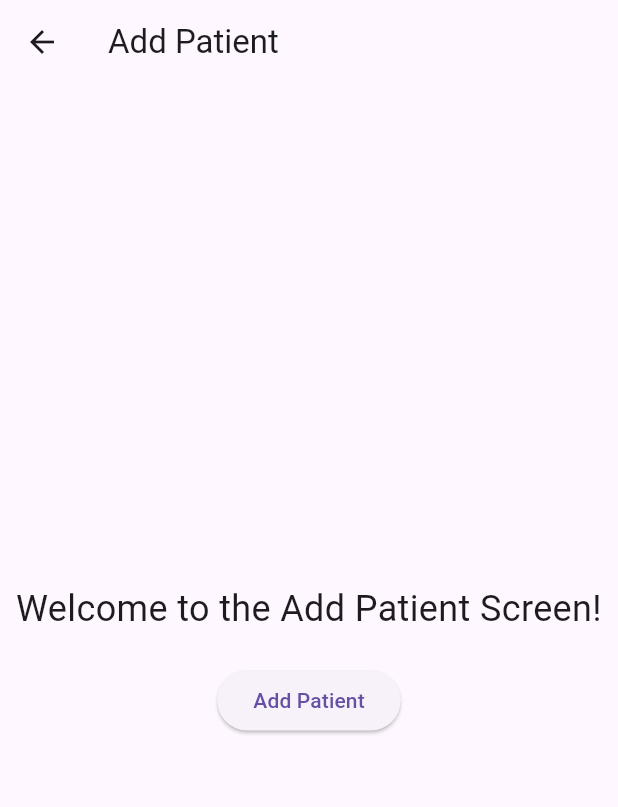
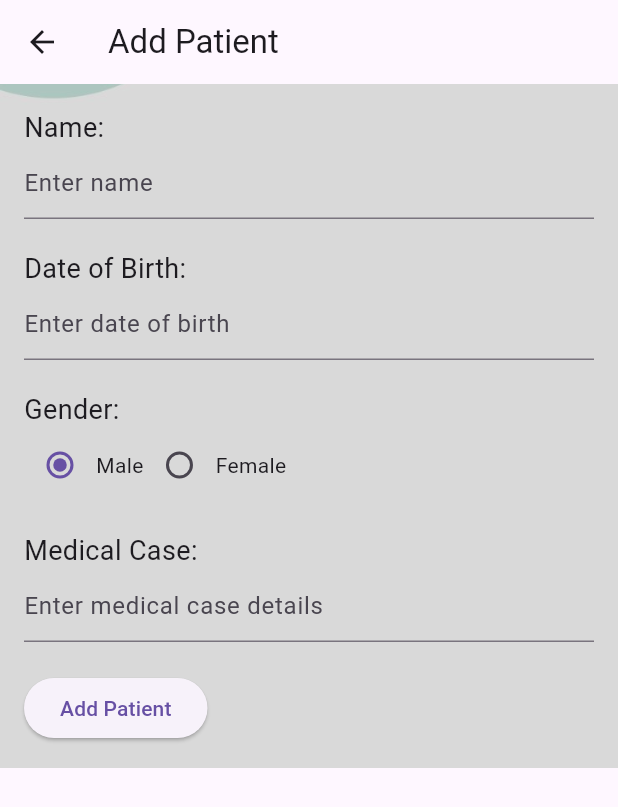
Before and after one commit to Kingmeky/patient_care, a Flutter app: the AddPatientScreen screen opened directly, on a phone screen of 412 x 824 dp. Shown: the top 807 px of the screen. Run offline on Flutter 3.47's test engine with Material 3 defaults, Android fonts, the light colour scheme and no system bars.

Commit message:
Designs on add apttient

```diff
--- a/lib/AddPatientScreen.dart
+++ b/lib/AddPatientScreen.dart
@@ -1,31 +1,114 @@
 import 'package:flutter/material.dart';
 
-class AddPatientScreen extends StatelessWidget {
+class AddPatientScreen extends StatefulWidget {
+  @override
+  _AddPatientScreenState createState() => _AddPatientScreenState();
+}
+
+class _AddPatientScreenState extends State<AddPatientScreen> {
+  String gender = 'Male'; // Default gender
+  final TextEditingController nameController = TextEditingController();
+  final TextEditingController dobController = TextEditingController();
+  final TextEditingController medicalCaseController = TextEditingController();
+
+  @override
+  void dispose() {
+    nameController.dispose();
+    dobController.dispose();
+    medicalCaseController.dispose();
+    super.dispose();
+  }
+
   @override
   Widget build(BuildContext context) {
     return Scaffold(
       appBar: AppBar(
         title: Text('Add Patient'),
       ),
-      body: Center(
+      body: Container(
+        decoration: BoxDecoration(
+          image: DecorationImage(
+            image: AssetImage("images/background.png"),
+            fit: BoxFit.cover,
+          ),
+        ),
+        child: Padding(
+          padding: const EdgeInsets.all(16.0),
+          child: SingleChildScrollView(
             child: Column(
-          mainAxisAlignment: MainAxisAlignment.center,
+              crossAxisAlignment: CrossAxisAlignment.start,
               children: [
                 Text(
-              'Welcome to the Add Patient Screen!',
-              style: TextStyle(fontSize: 24.0),
-              textAlign: TextAlign.center,
+                  'Name:',
+                  style: TextStyle(fontSize: 18.0),
+                ),
+                TextField(
+                  controller: nameController,
+                  decoration: InputDecoration(hintText: 'Enter name'),
+                ),
+                SizedBox(height: 20.0),
+                Text(
+                  'Date of Birth:',
+                  style: TextStyle(fontSize: 18.0),
+                ),
+                TextField(
+                  controller: dobController,
+                  decoration: InputDecoration(hintText: 'Enter date of birth'),
+                ),
+                SizedBox(height: 20.0),
+                Text(
+                  'Gender:',
+                  style: TextStyle(fontSize: 18.0),
+                ),
+                Row(
+                  children: [
+                    Radio(
+                      value: 'Male',
+                      groupValue: gender,
+                      onChanged: (value) {
+                        setState(() {
+                          gender = value.toString();
+                        });
+                      },
+                    ),
+                    Text('Male'),
+                    Radio(
+                      value: 'Female',
+                      groupValue: gender,
+                      onChanged: (value) {
+                        setState(() {
+                          gender = value.toString();
+                        });
+                      },
+                    ),
+                    Text('Female'),
+                  ],
+                ),
+                SizedBox(height: 20.0),
+                Text(
+                  'Medical Case:',
+                  style: TextStyle(fontSize: 18.0),
+                ),
+                TextField(
+                  controller: medicalCaseController,
+                  decoration:
+                      InputDecoration(hintText: 'Enter medical case details'),
                 ),
                 SizedBox(height: 20.0),
                 ElevatedButton(
                   onPressed: () {
                     // Add functionality to add a patient
+                    _addPatient();
                   },
                   child: Text('Add Patient'),
                 ),
               ],
             ),
           ),
+        ),
+      ),
     );
   }
+
+  void _addPatient() {}
 }
```
Also changed, not shown: package-lock.json (added), 1 other file. Lines whose indentation alone changed are shown as unchanged.
